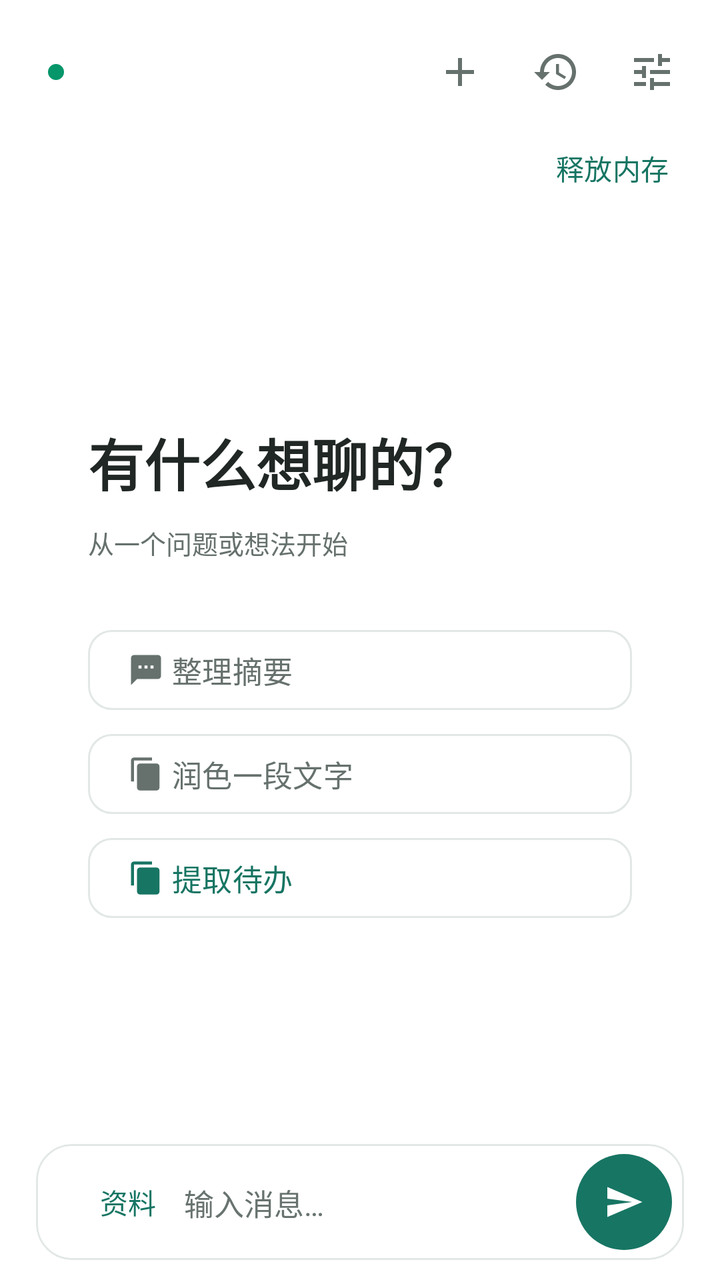
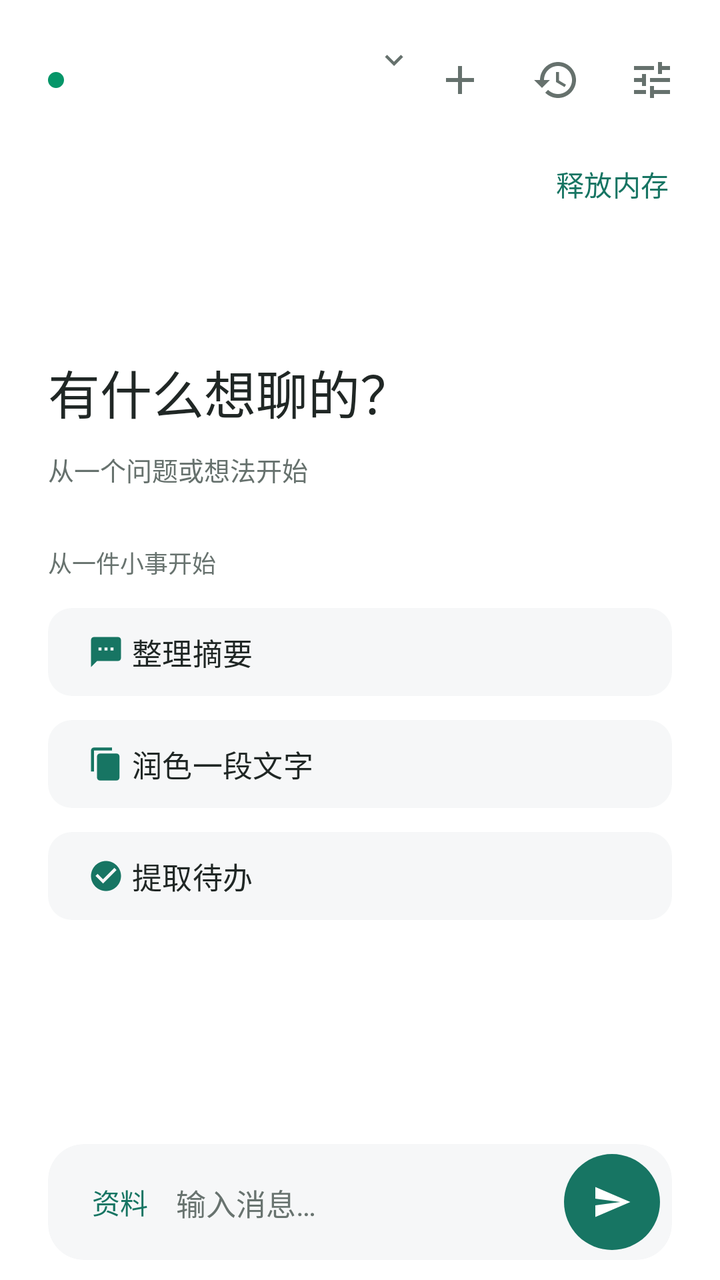

Before-and-after screenshots of an Android layout around one commit, followed by the original layout XML and the change that was made.
<!-- AndroidManifest.xml: application theme Theme.LocalAI -->
<!-- res/layout/fragment_chat.xml -->
<?xml version="1.0" encoding="utf-8"?>
<LinearLayout xmlns:android="http://schemas.android.com/apk/res/android"
    xmlns:app="http://schemas.android.com/apk/res-auto"
    android:layout_width="match_parent"
    android:layout_height="match_parent"
    android:orientation="vertical">

    
    <LinearLayout
        android:layout_width="match_parent"
        android:layout_height="wrap_content"
        android:orientation="horizontal"
        android:gravity="center_vertical"
        android:paddingStart="@dimen/pad_screen"
        android:paddingEnd="10dp"
        android:paddingTop="12dp">

        <View
            android:id="@+id/status_dot"
            android:layout_width="8dp"
            android:layout_height="8dp"
            android:background="@drawable/bg_dot" />

        <TextView
            android:id="@+id/text_model"
            style="@style/Text.App.ItemTitle"
            android:layout_width="0dp"
            android:layout_weight="1"
            android:layout_height="wrap_content"
            android:layout_marginStart="8dp"
            android:minHeight="48dp"
            android:gravity="center_vertical"
            android:background="?attr/selectableItemBackground"
            android:maxLines="1"
            android:breakStrategy="balanced"
            android:ellipsize="end" />

        <ImageButton
            android:id="@+id/btn_new"
            android:layout_width="48dp"
            android:layout_height="48dp"
            android:background="?attr/selectableItemBackgroundBorderless"
            android:src="@drawable/ic_add"
            app:tint="@color/text_secondary"
            android:contentDescription="@string/action_new_conversation" />

        <ImageButton
            android:id="@+id/btn_history"
            android:layout_width="48dp"
            android:layout_height="48dp"
            android:background="?attr/selectableItemBackgroundBorderless"
            android:src="@drawable/ic_history"
            app:tint="@color/text_secondary"
            android:contentDescription="@string/history_title" />

        <ImageButton
            android:id="@+id/btn_switch"
            android:layout_width="48dp"
            android:layout_height="48dp"
            android:background="?attr/selectableItemBackgroundBorderless"
            android:src="@drawable/ic_tune"
            app:tint="@color/text_secondary"
            android:contentDescription="@string/action_more" />
    </LinearLayout>

    <LinearLayout
        android:layout_width="match_parent"
        android:layout_height="wrap_content"
        android:orientation="horizontal"
        android:gravity="center_vertical"
        android:paddingStart="@dimen/pad_screen"
        android:paddingEnd="10dp">

        <TextView
            android:id="@+id/text_model_state"
            style="@style/Text.App.BodySec"
            android:layout_width="0dp"
            android:layout_weight="1"
            android:layout_height="wrap_content"
            android:paddingBottom="10dp"
            android:accessibilityLiveRegion="polite" />

        <com.google.android.material.button.MaterialButton
            android:id="@+id/btn_unload_model"
            style="@style/Widget.Material3.Button.TextButton"
            android:layout_width="wrap_content"
            android:layout_height="wrap_content"
            android:minHeight="48dp"
            android:text="@string/chat_unload_model" />
    </LinearLayout>

    
    <FrameLayout
        android:layout_width="match_parent"
        android:layout_height="0dp"
        android:layout_weight="1">

        <androidx.recyclerview.widget.RecyclerView
            android:id="@+id/messages"
            android:layout_width="match_parent"
            android:layout_height="match_parent"
            android:clipToPadding="false"
            android:paddingBottom="8dp" />

        <ScrollView android:id="@+id/empty_wrap" android:layout_width="match_parent" android:layout_height="match_parent" android:fillViewport="true" android:scrollbars="none">
            <LinearLayout android:layout_width="match_parent" android:layout_height="wrap_content" android:orientation="vertical" android:gravity="center" android:padding="32dp">
                <LinearLayout android:layout_width="match_parent" android:layout_height="wrap_content" android:orientation="vertical" android:paddingStart="12dp" android:paddingEnd="12dp">
                    <TextView style="@style/Text.App.Headline" android:layout_width="match_parent" android:layout_height="wrap_content" android:text="@string/chat_empty_title" />
                    <TextView android:id="@+id/empty_subtitle" style="@style/Text.App.BodySec" android:layout_width="match_parent" android:layout_height="wrap_content" android:layout_marginTop="10dp" android:text="@string/chat_empty_sub" />
                    <com.google.android.material.button.MaterialButton android:id="@+id/prompt_think" style="@style/Widget.App.Button.Outline" android:layout_width="match_parent" android:layout_height="wrap_content" android:minHeight="52dp" android:layout_marginTop="28dp" android:gravity="start|center_vertical" android:text="@string/chat_prompt_think" android:textColor="@color/text_secondary" app:strokeColor="@color/outline" app:icon="@drawable/ic_chat" app:iconTint="@color/text_secondary" />
                    <com.google.android.material.button.MaterialButton android:id="@+id/prompt_write" style="@style/Widget.App.Button.Outline" android:layout_width="match_parent" android:layout_height="wrap_content" android:minHeight="52dp" android:gravity="start|center_vertical" android:text="@string/chat_prompt_write" android:textColor="@color/text_secondary" app:strokeColor="@color/outline" app:icon="@drawable/ic_copy" app:iconTint="@color/text_secondary" />
                    <com.google.android.material.button.MaterialButton android:id="@+id/prompt_todo" style="@style/Widget.App.Button.Outline" android:layout_width="match_parent" android:layout_height="wrap_content" android:minHeight="52dp" android:gravity="start|center_vertical" android:text="提取待办" app:strokeColor="@color/outline" app:icon="@drawable/ic_copy" />
                    <com.google.android.material.button.MaterialButton android:id="@+id/btn_get_model" style="@style/Widget.App.Button" android:layout_width="match_parent" android:layout_height="wrap_content" android:minHeight="52dp" android:layout_marginTop="24dp" android:text="@string/action_goto_market" android:visibility="gone" />
                </LinearLayout>
            </LinearLayout>
        </ScrollView>

        <com.google.android.material.button.MaterialButton
            android:id="@+id/btn_latest_message"
            style="@style/Widget.Material3.Button.TonalButton"
            android:layout_width="wrap_content"
            android:layout_height="wrap_content"
            android:layout_gravity="bottom|center_horizontal"
            android:layout_marginBottom="8dp"
            android:minHeight="48dp"
            android:text="@string/chat_latest_message"
            android:visibility="gone" />
    </FrameLayout>

    
    <com.google.android.material.card.MaterialCardView
        android:layout_width="match_parent"
        android:layout_height="wrap_content"
        android:layout_marginStart="18dp"
        android:layout_marginEnd="18dp"
        android:layout_marginBottom="10dp"
        android:layout_marginTop="4dp"
        app:cardCornerRadius="18dp">

        <LinearLayout
            android:layout_width="match_parent"
            android:layout_height="wrap_content"
            android:orientation="horizontal"
            android:gravity="bottom"
            android:paddingStart="18dp"
            android:paddingEnd="6dp"
            android:paddingTop="5dp"
            android:paddingBottom="5dp">

            <com.google.android.material.button.MaterialButton android:id="@+id/btn_materials" style="@style/Widget.Material3.Button.TextButton" android:layout_width="56dp" android:layout_height="48dp" android:text="资料" android:padding="0dp" android:contentDescription="资料与工作区" />

            <EditText
                android:id="@+id/input"
                style="@style/Text.App.Body"
                android:layout_width="0dp"
                android:layout_weight="1"
                android:layout_height="wrap_content"
                android:minHeight="46dp"
                android:maxLines="4"
                android:background="@null"
                android:hint="@string/chat_input_hint"
                android:textColorHint="@color/text_tertiary"
                android:inputType="textMultiLine|textCapSentences"
                android:imeOptions="actionNone"
                android:importantForAutofill="no" />

            <FrameLayout
                android:layout_width="48dp"
                android:layout_height="48dp">

                <com.google.android.material.button.MaterialButton
                    android:id="@+id/btn_send"
                    style="@style/Widget.Material3.Button.IconButton.Filled"
                    android:layout_width="48dp"
                    android:layout_height="48dp"
                    android:layout_gravity="center"
                    app:icon="@drawable/ic_send"
                    app:iconTint="@color/md_on_primary"
                    app:iconGravity="textStart"
                    app:iconPadding="0dp"
                    android:insetLeft="0dp"
                    android:insetRight="0dp"
                    android:insetTop="0dp"
                    android:insetBottom="0dp"
                    android:contentDescription="@string/action_send" />
            </FrameLayout>
        </LinearLayout>
    </com.google.android.material.card.MaterialCardView>

</LinearLayout>
<!-- resources referenced by this layout -->
<resources>
  <color name="md_on_primary">#FFFFFF</color>
  <color name="outline">#E2E8E5</color>
  <color name="text_secondary">#66716D</color>
  <color name="text_tertiary">#68736F</color>
  <dimen name="pad_screen">24dp</dimen>
  <string name="action_goto_market">浏览模型</string>
  <string name="action_more">更多操作</string>
  <string name="action_new_conversation">新建会话</string>
  <string name="action_send">发送消息</string>
  <string name="chat_empty_sub">从一个问题或想法开始</string>
  <string name="chat_empty_title">有什么想聊的？</string>
  <string name="chat_input_hint">输入消息…</string>
  <string name="chat_latest_message">回到最新消息</string>
  <string name="chat_prompt_think">整理摘要</string>
  <string name="chat_prompt_write">润色一段文字</string>
  <string name="chat_unload_model">释放内存</string>
  <string name="history_title">会话历史</string>
  <style name="Text.App.Body" parent="android:TextAppearance">
          <item name="android:textSize">15sp</item>
          <item name="android:textColor">@color/text_primary</item>
          <item name="android:lineSpacingExtra">4sp</item>
      </style>
  <color name="status_success">#059669</color>
  <color name="text_primary">#202725</color>
  <dimen name="radius_btn">12dp</dimen>
  <dimen name="h_button">46dp</dimen>
  <color name="md_primary">#177563</color>
  <color name="md_primary_container">#EAF3EF</color>
  <color name="md_on_primary_container">#155B4E</color>
  <color name="md_secondary">#177563</color>
  <color name="md_on_secondary">#FFFFFF</color>
  <color name="md_secondary_container">#EAF3EF</color>
  <color name="md_on_secondary_container">#155B4E</color>
  <color name="md_tertiary">#D97706</color>
  <color name="md_on_tertiary">#FFFFFF</color>
  <color name="md_tertiary_container">#FEF3C7</color>
  <color name="md_on_tertiary_container">#78350F</color>
  <color name="surface_variant">#F2F5F3</color>
  <color name="surface">#FFFFFF</color>
  <color name="on_surface">#202725</color>
  <color name="on_surface_variant">#66716D</color>
  <color name="status_danger">#DC2626</color>
  <color name="app_background">#FFFFFF</color>
  <style name="Widget.App.NavIndicator" parent="Widget.Material3.BottomNavigationView.ActiveIndicator">
          <item name="android:color">?attr/colorPrimaryContainer</item>
      </style>
  <dimen name="radius_card">12dp</dimen>
  <!-- unchanged entries left out for length: 16 -->
</resources>

<!-- the commit's change to res/layout/fragment_chat.xml (unified diff, before → after) -->
@@ -21,19 +21,35 @@
             android:layout_height="8dp"
             android:background="@drawable/bg_dot" />
 
-        <TextView
-            android:id="@+id/text_model"
-            style="@style/Text.App.ItemTitle"
+        <LinearLayout
+            android:id="@+id/model_picker_trigger"
             android:layout_width="0dp"
             android:layout_weight="1"
             android:layout_height="wrap_content"
             android:layout_marginStart="8dp"
-            android:minHeight="48dp"
+            android:minHeight="56dp"
             android:gravity="center_vertical"
+            android:orientation="vertical"
             android:background="?attr/selectableItemBackground"
-            android:maxLines="1"
-            android:breakStrategy="balanced"
-            android:ellipsize="end" />
+            android:clickable="true"
+            android:focusable="true">
+            <TextView
+                android:id="@+id/text_model"
+                style="@style/Text.App.ItemTitle"
+                android:layout_width="match_parent"
+                android:layout_height="wrap_content"
+                android:maxLines="1"
+                android:ellipsize="end"
+                android:drawablePadding="4dp"
+                app:drawableEndCompat="@drawable/ic_expand_more" />
+            <TextView
+                android:id="@+id/text_model_state"
+                style="@style/Text.App.Caption"
+                android:layout_width="match_parent"
+                android:layout_height="wrap_content"
+                android:layout_marginTop="3dp"
+                android:accessibilityLiveRegion="polite" />
+        </LinearLayout>
 
         <ImageButton
             android:id="@+id/btn_new"
@@ -71,15 +87,7 @@
         android:paddingStart="@dimen/pad_screen"
         android:paddingEnd="10dp">
 
-        <TextView
-            android:id="@+id/text_model_state"
-            style="@style/Text.App.BodySec"
-            android:layout_width="0dp"
-            android:layout_weight="1"
-            android:layout_height="wrap_content"
-            android:paddingBottom="10dp"
-            android:accessibilityLiveRegion="polite" />
-
+        <Space android:layout_width="0dp" android:layout_height="1dp" android:layout_weight="1" />
         <com.google.android.material.button.MaterialButton
             android:id="@+id/btn_unload_model"
             style="@style/Widget.Material3.Button.TextButton"
@@ -103,15 +111,18 @@
             android:paddingBottom="8dp" />
 
         <ScrollView android:id="@+id/empty_wrap" android:layout_width="match_parent" android:layout_height="match_parent" android:fillViewport="true" android:scrollbars="none">
-            <LinearLayout android:layout_width="match_parent" android:layout_height="wrap_content" android:orientation="vertical" android:gravity="center" android:padding="32dp">
-                <LinearLayout android:layout_width="match_parent" android:layout_height="wrap_content" android:orientation="vertical" android:paddingStart="12dp" android:paddingEnd="12dp">
-                    <TextView style="@style/Text.App.Headline" android:layout_width="match_parent" android:layout_height="wrap_content" android:text="@string/chat_empty_title" />
+            <LinearLayout android:layout_width="match_parent" android:layout_height="wrap_content" android:orientation="vertical" android:paddingHorizontal="@dimen/pad_screen" android:paddingVertical="20dp">
+                <Space android:layout_width="1dp" android:layout_height="0dp" android:layout_weight="1" />
+                <LinearLayout android:layout_width="match_parent" android:layout_height="wrap_content" android:orientation="vertical">
+                    <TextView style="@style/Text.App.Headline" android:layout_width="match_parent" android:layout_height="wrap_content" android:textSize="26sp" android:textStyle="normal" android:text="@string/chat_empty_title" />
                     <TextView android:id="@+id/empty_subtitle" style="@style/Text.App.BodySec" android:layout_width="match_parent" android:layout_height="wrap_content" android:layout_marginTop="10dp" android:text="@string/chat_empty_sub" />
-                    <com.google.android.material.button.MaterialButton android:id="@+id/prompt_think" style="@style/Widget.App.Button.Outline" android:layout_width="match_parent" android:layout_height="wrap_content" android:minHeight="52dp" android:layout_marginTop="28dp" android:gravity="start|center_vertical" android:text="@string/chat_prompt_think" android:textColor="@color/text_secondary" app:strokeColor="@color/outline" app:icon="@drawable/ic_chat" app:iconTint="@color/text_secondary" />
-                    <com.google.android.material.button.MaterialButton android:id="@+id/prompt_write" style="@style/Widget.App.Button.Outline" android:layout_width="match_parent" android:layout_height="wrap_content" android:minHeight="52dp" android:gravity="start|center_vertical" android:text="@string/chat_prompt_write" android:textColor="@color/text_secondary" app:strokeColor="@color/outline" app:icon="@drawable/ic_copy" app:iconTint="@color/text_secondary" />
-                    <com.google.android.material.button.MaterialButton android:id="@+id/prompt_todo" style="@style/Widget.App.Button.Outline" android:layout_width="match_parent" android:layout_height="wrap_content" android:minHeight="52dp" android:gravity="start|center_vertical" android:text="提取待办" app:strokeColor="@color/outline" app:icon="@drawable/ic_copy" />
-                    <com.google.android.material.button.MaterialButton android:id="@+id/btn_get_model" style="@style/Widget.App.Button" android:layout_width="match_parent" android:layout_height="wrap_content" android:minHeight="52dp" android:layout_marginTop="24dp" android:text="@string/action_goto_market" android:visibility="gone" />
+                    <TextView android:id="@+id/quick_actions_label" style="@style/Text.App.Caption" android:layout_width="match_parent" android:layout_height="wrap_content" android:layout_marginTop="28dp" android:layout_marginBottom="8dp" android:text="@string/chat_quick_actions" />
+                    <com.google.android.material.button.MaterialButton android:id="@+id/prompt_think" style="@style/Widget.App.QuickAction" android:layout_width="match_parent" android:layout_height="wrap_content" android:text="@string/chat_prompt_think" app:icon="@drawable/ic_chat" />
+                    <com.google.android.material.button.MaterialButton android:id="@+id/prompt_write" style="@style/Widget.App.QuickAction" android:layout_width="match_parent" android:layout_height="wrap_content" android:text="@string/chat_prompt_write" app:icon="@drawable/ic_copy" />
+                    <com.google.android.material.button.MaterialButton android:id="@+id/prompt_todo" style="@style/Widget.App.QuickAction" android:layout_width="match_parent" android:layout_height="wrap_content" android:text="@string/chat_prompt_todo" app:icon="@drawable/ic_check_circle" />
+                    <com.google.android.material.button.MaterialButton android:id="@+id/btn_get_model" style="@style/Widget.App.Button" android:layout_width="match_parent" android:layout_height="wrap_content" android:minHeight="52dp" android:layout_marginTop="16dp" android:text="@string/action_goto_market" android:visibility="gone" />
                 </LinearLayout>
+                <Space android:layout_width="1dp" android:layout_height="0dp" android:layout_weight="2" />
             </LinearLayout>
         </ScrollView>
 
@@ -131,23 +142,25 @@
     <com.google.android.material.card.MaterialCardView
         android:layout_width="match_parent"
         android:layout_height="wrap_content"
-        android:layout_marginStart="18dp"
-        android:layout_marginEnd="18dp"
+        android:layout_marginStart="@dimen/pad_screen"
+        android:layout_marginEnd="@dimen/pad_screen"
         android:layout_marginBottom="10dp"
         android:layout_marginTop="4dp"
-        app:cardCornerRadius="18dp">
+        app:cardCornerRadius="18dp"
+        app:cardBackgroundColor="@color/surface_variant"
+        app:strokeWidth="0dp">
 
         <LinearLayout
             android:layout_width="match_parent"
             android:layout_height="wrap_content"
             android:orientation="horizontal"
             android:gravity="bottom"
-            android:paddingStart="18dp"
+            android:paddingStart="8dp"
             android:paddingEnd="6dp"
             android:paddingTop="5dp"
             android:paddingBottom="5dp">
 
-            <com.google.android.material.button.MaterialButton android:id="@+id/btn_materials" style="@style/Widget.Material3.Button.TextButton" android:layout_width="56dp" android:layout_height="48dp" android:text="资料" android:padding="0dp" android:contentDescription="资料与工作区" />
+            <com.google.android.material.button.MaterialButton android:id="@+id/btn_materials" style="@style/Widget.Material3.Button.TextButton" android:layout_width="56dp" android:layout_height="48dp" android:text="资料" android:padding="0dp" android:contentDescription="@string/library_title" />
 
             <EditText
                 android:id="@+id/input"
<!-- resource entries referenced after the edit -->
@@ -5,6 +5,18 @@
   <color name="text_secondary">#66716D</color>
   <color name="text_tertiary">#68736F</color>
   <dimen name="pad_screen">24dp</dimen>
+  <!-- drawable ic_check_circle (drawable) -->
+  <?xml version="1.0" encoding="utf-8"?>
+  <vector xmlns:android="http://schemas.android.com/apk/res/android"
+      android:width="24dp" android:height="24dp"
+      android:viewportWidth="24" android:viewportHeight="24">
+      <path android:fillColor="#FF000000"
+          android:pathData="M12,2C6.48,2 2,6.48 2,12s4.48,10 10,10 10,-4.48 10,-10S17.52,2 12,2zM10,17l-5,-5 1.41,-1.41L10,14.17l7.59,-7.59L19,8l-9,9z" />
+  </vector>
+  <!-- drawable ic_expand_more (drawable) -->
+  <vector xmlns:android="http://schemas.android.com/apk/res/android" android:width="18dp" android:height="18dp" android:viewportWidth="24" android:viewportHeight="24">
+      <path android:fillColor="@color/text_secondary" android:pathData="M7.41,8.59L12,13.17l4.59,-4.58L18,10l-6,6l-6,-6z" />
+  </vector>
   <string name="action_goto_market">浏览模型</string>
   <string name="action_more">更多操作</string>
   <string name="action_new_conversation">新建会话</string>
@@ -14,13 +26,28 @@
   <string name="chat_input_hint">输入消息…</string>
   <string name="chat_latest_message">回到最新消息</string>
   <string name="chat_prompt_think">整理摘要</string>
+  <string name="chat_prompt_todo">提取待办</string>
   <string name="chat_prompt_write">润色一段文字</string>
+  <string name="chat_quick_actions">从一件小事开始</string>
   <string name="chat_unload_model">释放内存</string>
   <string name="history_title">会话历史</string>
+  <string name="library_title">资料库</string>
   <style name="Text.App.Body" parent="android:TextAppearance">
           <item name="android:textSize">15sp</item>
           <item name="android:textColor">@color/text_primary</item>
           <item name="android:lineSpacingExtra">4sp</item>
+      </style>
+  <style name="Text.App.Caption" parent="android:TextAppearance">
+          <item name="android:textSize">12sp</item>
+          <item name="android:textColor">@color/text_tertiary</item>
+      </style>
+  <style name="Widget.App.QuickAction" parent="Widget.App.Button.Outline">
+          <item name="android:minHeight">56dp</item>
+          <item name="android:gravity">start|center_vertical</item>
+          <item name="android:textColor">@color/text_primary</item>
+          <item name="iconTint">@color/md_primary</item>
+          <item name="backgroundTint">@color/surface_variant</item>
+          <item name="strokeWidth">0dp</item>
       </style>
   <color name="status_success">#059669</color>
   <color name="text_primary">#202725</color>
@@ -37,7 +64,7 @@
   <color name="md_on_tertiary">#FFFFFF</color>
   <color name="md_tertiary_container">#FEF3C7</color>
   <color name="md_on_tertiary_container">#78350F</color>
-  <color name="surface_variant">#F2F5F3</color>
+  <color name="surface_variant">#F6F7F8</color>
   <color name="surface">#FFFFFF</color>
   <color name="on_surface">#202725</color>
   <color name="on_surface_variant">#66716D</color>
